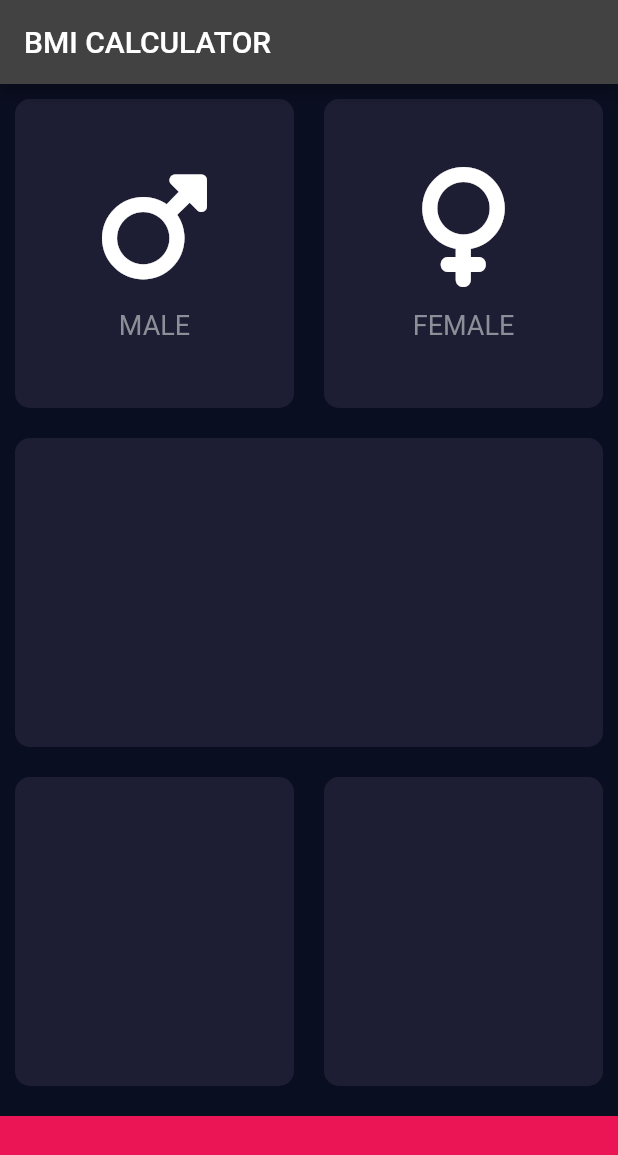
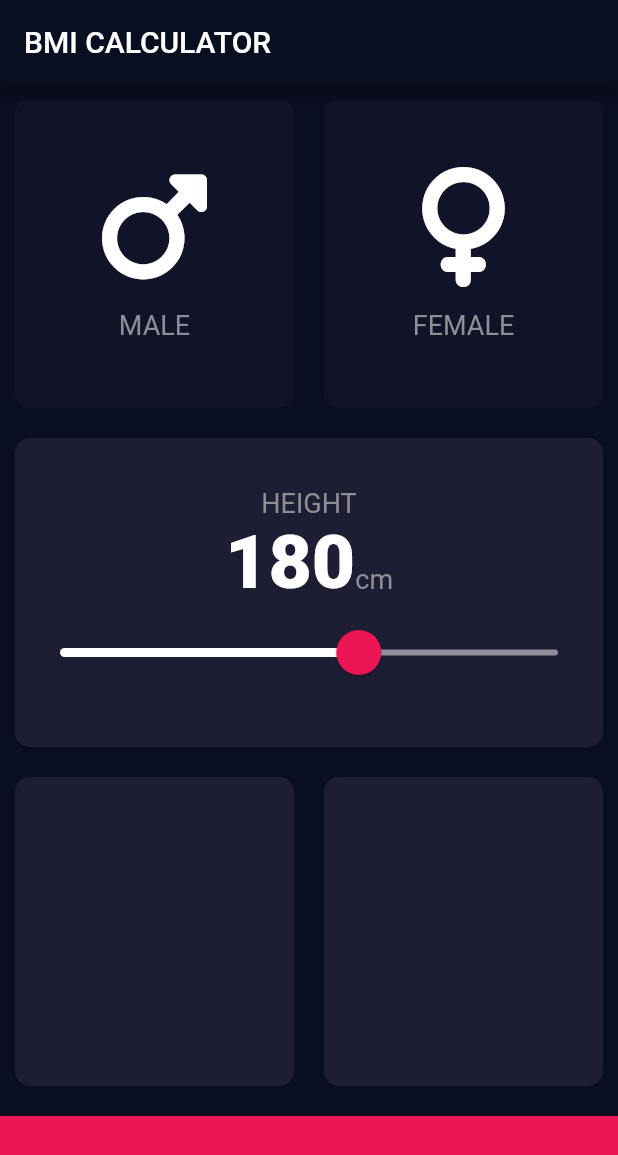
Before and after one commit to Malik-Usman17/Bmi_Calculator, a Flutter app: the screen it shows after launch, on a phone screen of 412 x 824 dp. Shown: the top 1155 px of the screen. Run offline on Flutter 3.47's test engine with Material 2 defaults, Android fonts, the phone set to English and light mode, and no system bars; our stand-ins replace font_awesome_flutter.

Commit message:
adding constant file and slider widget

```diff
--- /dev/null
+++ b/lib/constants.dart
@@ -0,0 +1,18 @@
+import 'package:flutter/material.dart';
+
+const bottomContainerHeight = 80.0;
+const activeCardColor = Color(0xFF1D1E33);
+const inactiveCardColor = Color(0xFF111328);
+const bottomContainerColor = Color(0xFFEB1555);
+
+
+const labelTextStyle = TextStyle(
+    fontSize: 18.0,
+    color: Color(0xFF8D8E98)
+);
+
+
+const kNumberTextStyle = TextStyle(
+    fontSize: 50.0,
+    fontWeight: FontWeight.w900
+);
--- a/lib/icon_content.dart
+++ b/lib/icon_content.dart
@@ -1,10 +1,5 @@
 import 'package:flutter/material.dart';
-
-const labelTextStyle = TextStyle(
-    fontSize: 18.0,
-    color: Color(0xFF8D8E98)
-);
-
+import 'constants.dart';
 
 class IconContainer extends StatelessWidget {
 
--- a/lib/input_page.dart
+++ b/lib/input_page.dart
@@ -2,10 +2,14 @@ import 'package:flutter/material.dart';
 import 'package:font_awesome_flutter/font_awesome_flutter.dart';
 import 'icon_content.dart';
 import 'reusable_card.dart';
+import 'constants.dart';
 
-const bottomContainerHeight = 80.0;
-const activeCardColor = Color(0xFF1D1E33);
-const bottomContainerColor = Color(0xFFEB1555);
+// const bottomContainerHeight = 80.0;
+// const activeCardColor = Color(0xFF1D1E33);
+// const inactiveCardColor = Color(0xFF111328);
+// const bottomContainerColor = Color(0xFFEB1555);
+
+enum Gender { male, female }
 
 class InputPage extends StatefulWidget {
   const InputPage({Key? key}) : super(key: key);
@@ -15,6 +19,12 @@ class InputPage extends StatefulWidget {
 }
 
 class _InputPageState extends State<InputPage> {
+  Gender? selectedGender;
+  int height = 180;
+
+  // Color maleCardColor = inactiveCardColor;
+  // Color femaleCardColor = inactiveCardColor;
+
   @override
   Widget build(BuildContext context) {
     return Scaffold(
@@ -22,22 +32,38 @@ class _InputPageState extends State<InputPage> {
           title: const Text('BMI CALCULATOR'),
         ),
         body: Column(
+          crossAxisAlignment: CrossAxisAlignment.stretch,
           children: [
-          Expanded(child: Row(
-            children: const [
+            Expanded(
+              child: Row(
+                children: [
                   Expanded(
                     child: ReusableCard(
-                      color:  activeCardColor,
-                      cardChild: IconContainer(
+                      onPress: () {
+                        setState(() {
+                          selectedGender = Gender.male;
+                        });
+                      },
+                      color: selectedGender == Gender.male
+                          ? activeCardColor
+                          : inactiveCardColor,
+                      cardChild: const IconContainer(
                         myIcon: FontAwesomeIcons.mars,
                         label: 'MALE',
                       ),
                     ),
                   ),
-              Expanded(child:
-              ReusableCard(
-                  color:  activeCardColor,
-              cardChild: IconContainer(
+                  Expanded(
+                    child: ReusableCard(
+                      onPress: () {
+                        setState(() {
+                          selectedGender = Gender.female;
+                        });
+                      },
+                      color: selectedGender == Gender.female
+                          ? activeCardColor
+                          : inactiveCardColor,
+                      cardChild: const IconContainer(
                         label: 'FEMALE',
                         myIcon: FontAwesomeIcons.venus,
                       ),
@@ -46,10 +72,56 @@ class _InputPageState extends State<InputPage> {
                 ],
               ),
             ),
-          const Expanded(child: ReusableCard(color:  activeCardColor)),
-          Expanded(child: Row(
+            Expanded(
+              child: ReusableCard(
+                color: activeCardColor,
+                cardChild: Column(
+                  mainAxisAlignment: MainAxisAlignment.center,
+                  children: [
+                    const Text(
+                      'HEIGHT',
+                      style: labelTextStyle,
+                    ),
+                    Row(
+                      mainAxisAlignment: MainAxisAlignment.center,
+                      crossAxisAlignment: CrossAxisAlignment.baseline,
+                      textBaseline: TextBaseline.alphabetic,
+                      children: [
+                        Text(height.toString(), style: kNumberTextStyle),
+                        const Text('cm', style: labelTextStyle),
+
+                      ],
+                    ),
+                    SliderTheme(
+                      data: SliderTheme.of(context).copyWith(
+                        activeTrackColor: Colors.white,
+                        inactiveTrackColor: const Color(0xFF8D8E98),
+                        thumbColor: const Color(0xFFEB1555),
+                        overlayColor: const Color(0x29EB1555),
+                        thumbShape: const RoundSliderThumbShape(enabledThumbRadius: 15.0),
+                        overlayShape: const RoundSliderOverlayShape(overlayRadius: 30.0)
+                      ),
+                      child: Slider(
+                          value: height.toDouble(),
+                          min: 120.0,
+                          max: 220.0,
+                          // activeColor: const Color(0xFFEB1555),
+                          //inactiveColor: const Color(0xFF8D8E98),
+                          onChanged: (double newValue){
+                            setState((){
+                              height = newValue.round();
+                            });
+                          }
+                      ),
+                    )
+                  ],
+                ),
+              ),
+            ),
+            Expanded(
+              child: Row(
                 children: const [
-              Expanded(child: ReusableCard(color:  activeCardColor)),
+                  Expanded(child: ReusableCard(color: activeCardColor)),
                   Expanded(child: ReusableCard(color: activeCardColor))
                 ],
               ),
@@ -58,10 +130,10 @@ class _InputPageState extends State<InputPage> {
               color: bottomContainerColor,
               margin: const EdgeInsets.only(top: 10.0),
               height: bottomContainerHeight,
-            width:double.infinity,
+              width: double.infinity,
             )
           ],
-      )
+        ),
     );
   }
 }
--- a/lib/main.dart
+++ b/lib/main.dart
@@ -11,8 +11,16 @@ class BMICalculator extends StatelessWidget {
   Widget build(BuildContext context) {
     return MaterialApp(
       theme: ThemeData.dark().copyWith(
-        primaryColor: const Color(0xFF0A0E21),
-        scaffoldBackgroundColor: const Color(0xFF0A0E21)
+          // sliderTheme: SliderTheme.of(context).copyWith(   //we can also use that if we use the same slider theme
+          //     activeTrackColor: Colors.white,              //across the whole app
+          //     thumbColor: const Color(0xFFEB1555),
+          //     overlayColor: const Color(0x29EB1555),
+          //     thumbShape: const RoundSliderThumbShape(enabledThumbRadius: 15.0),
+          //     overlayShape: const RoundSliderOverlayShape(overlayRadius: 30.0)
+          // ),
+          appBarTheme: const AppBarTheme(color: Color(0xFF0A0E21)),
+          primaryColor: const Color(0xFF0A0E21),
+          scaffoldBackgroundColor: const Color(0xFF0A0E21)
       ),
       // theme: ThemeData(
       //   colorScheme: ColorScheme.fromSwatch(
--- a/lib/reusable_card.dart
+++ b/lib/reusable_card.dart
@@ -2,23 +2,28 @@ import 'package:flutter/material.dart';
 
 class ReusableCard extends StatelessWidget {
 
-  final Color color;
-  final Widget? cardChild;
-
-  const ReusableCard({super.key, required this.color, this.cardChild});
+  const ReusableCard({super.key, required this.color, this.cardChild, this.onPress});
 
   //you can also do in this way
   // const ReusableCard(this.color, {Key? key}) : super(key: key);
 
+  final Color color;
+  final Widget? cardChild;
+  //final Function? onPress;
+  final VoidCallback? onPress;
+
   @override
   Widget build(BuildContext context) {
-    return Container(
-      margin: const EdgeInsets.all(10.0),
-      decoration: BoxDecoration(
-        color: color,
-        borderRadius: BorderRadius.circular(10.0),
+    return GestureDetector(
+      onTap: onPress,
+      child: Container(
+        margin: const EdgeInsets.all(10.0),
+        decoration: BoxDecoration(
+          color: color,
+          borderRadius: BorderRadius.circular(10.0),
+        ),
+        child: cardChild,
       ),
-      child: cardChild,
     );
   }
 }
```
Lines whose indentation alone changed are shown as unchanged.
